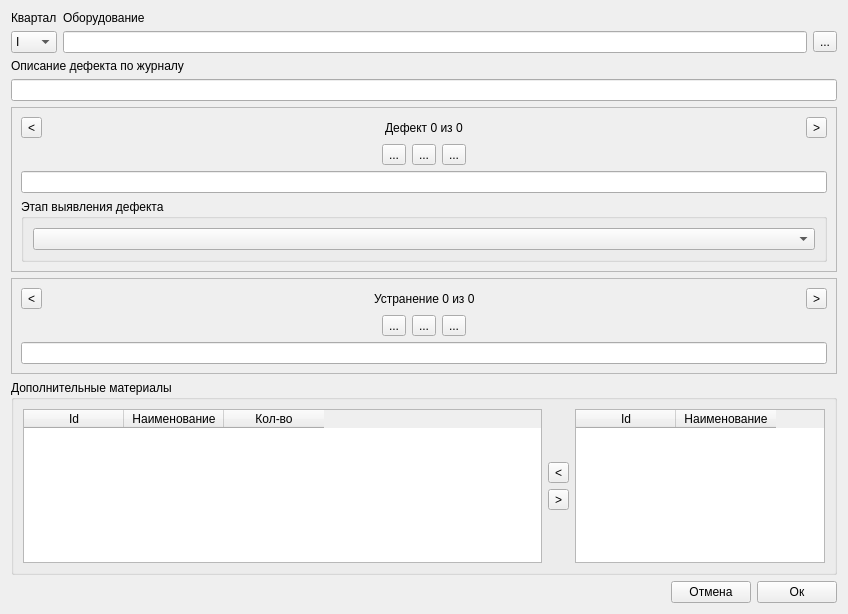
The window that defectform.ui (Balyaev-D-A/MFDB) describes before a commit, drawn with Qt 5.
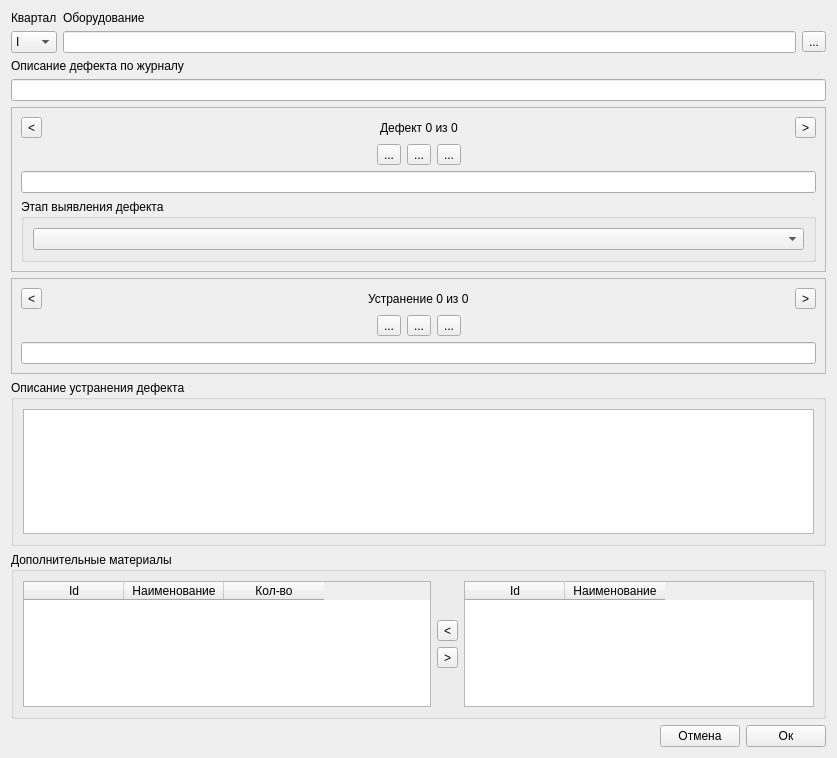
The same window after the commit. Icons and pictures are not drawn. Custom widgets are drawn as their Qt base class.

The edit to the form file:
```diff
--- a/defectform.ui
+++ b/defectform.ui
@@ -6,8 +6,8 @@
    <rect>
     <x>0</x>
     <y>0</y>
-    <width>848</width>
-    <height>614</height>
+    <width>837</width>
+    <height>758</height>
    </rect>
   </property>
   <property name="windowTitle">
@@ -378,6 +378,18 @@
      </layout>
     </widget>
    </item>
+   <item>
+    <widget class="QGroupBox" name="groupBox_3">
+     <property name="title">
+      <string>Описание устранения дефекта</string>
+     </property>
+     <layout class="QHBoxLayout" name="horizontalLayout_10">
+      <item>
+       <widget class="QPlainTextEdit" name="actionsTextEdit"/>
+      </item>
+     </layout>
+    </widget>
+   </item>
    <item>
     <widget class="QGroupBox" name="groupBox">
      <property name="title">
@@ -466,7 +478,7 @@
        <widget class="DragDropTable" name="materialTable">
         <property name="maximumSize">
          <size>
-          <width>250</width>
+          <width>350</width>
           <height>16777215</height>
          </size>
         </property>
```
